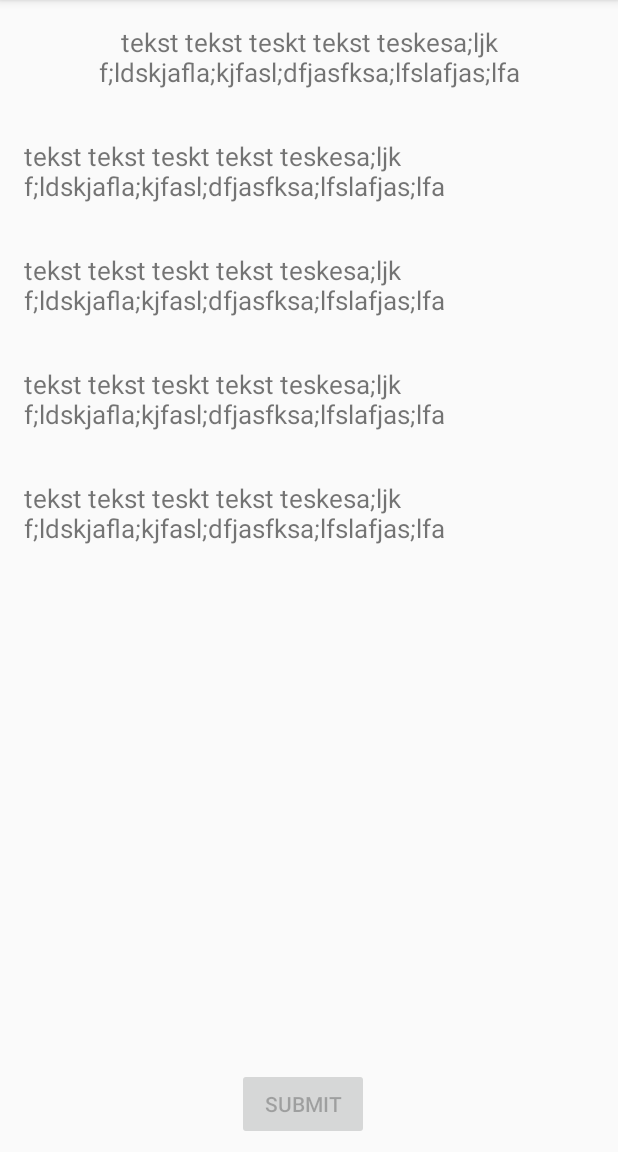
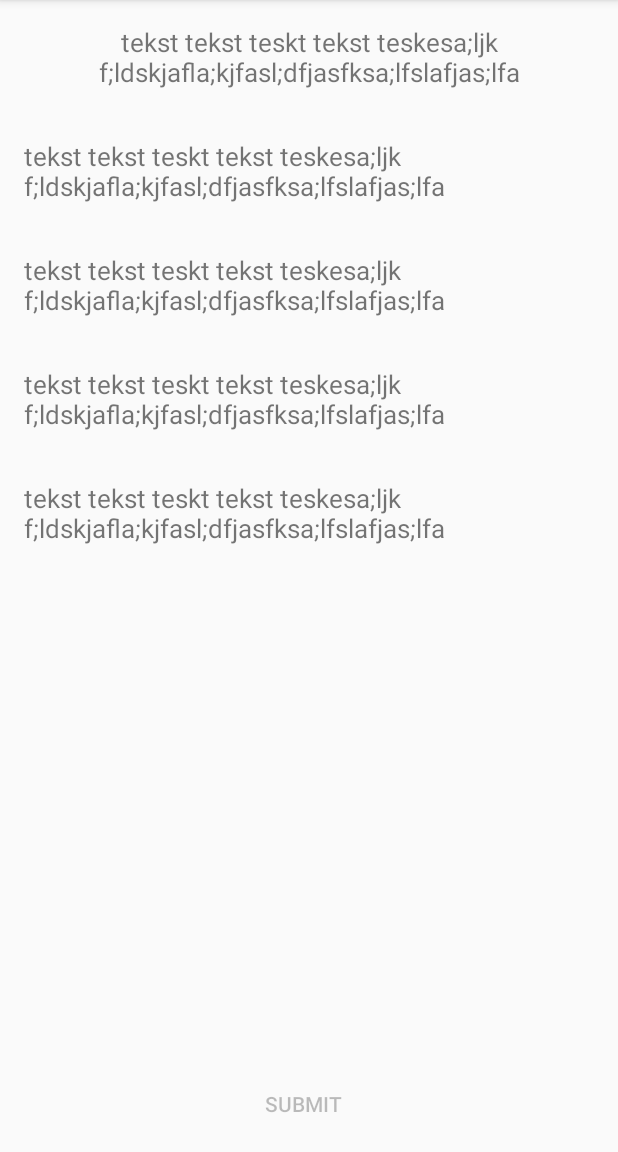
Before and after one commit to miechal100/BestQuiz, an Android app: the SingleQuestionActivity screen opened directly, with no data from a screen before it, on a phone screen of 412 x 824 dp, the part 84-1236 px from its top. Run offline under Robolectric (Android 15) with nearby library versions, the phone set to English and light mode, and no system bars; our stand-ins replace Dagger/Hilt's generated code, RxJava; network calls fail; 1 statement that could not run was skipped.

Commit message:
simple improvements

```diff
--- a/app/src/main/AndroidManifest.xml
+++ b/app/src/main/AndroidManifest.xml
@@ -21,8 +21,10 @@
         </activity>
         <activity
             android:name=".ui.questions.QuestionListActivity"
-            android:screenOrientation="portrait"></activity>
-        <activity android:name=".ui.single_question.SingleQuestionActivity"></activity>
+            android:screenOrientation="portrait" />
+        <activity
+            android:name=".ui.single_question.SingleQuestionActivity"
+            android:screenOrientation="portrait" />
     </application>
 
 </manifest>
--- a/app/src/main/res/layout/activity_single_question.xml
+++ b/app/src/main/res/layout/activity_single_question.xml
@@ -23,6 +23,7 @@
         android:minHeight="20dp"
         android:textSize="17sp"
         android:padding="@dimen/activity_horizontal_margin"
+        android:background="?selectableItemBackground"
         android:text="tekst tekst teskt tekst teskesa;ljk f;ldskjafla;kjfasl;dfjasfksa;lfslafjas;lfa"
         app:layout_constraintTop_toBottomOf="@+id/questionTextView"/>
 
@@ -33,6 +34,7 @@
         android:minHeight="20dp"
         android:textSize="17sp"
         android:padding="@dimen/activity_horizontal_margin"
+        android:background="?selectableItemBackground"
         android:text="tekst tekst teskt tekst teskesa;ljk f;ldskjafla;kjfasl;dfjasfksa;lfslafjas;lfa"
         app:layout_constraintTop_toBottomOf="@+id/answerOneTextView"/>
 
@@ -44,6 +46,7 @@
         android:minHeight="20dp"
         android:textSize="17sp"
         android:padding="@dimen/activity_horizontal_margin"
+        android:background="?selectableItemBackground"
         android:text="tekst tekst teskt tekst teskesa;ljk f;ldskjafla;kjfasl;dfjasfksa;lfslafjas;lfa"
         app:layout_constraintTop_toBottomOf="@+id/answerTwoTextView"/>
 
@@ -55,6 +58,7 @@
         android:minHeight="20dp"
         android:textSize="17sp"
         android:padding="@dimen/activity_horizontal_margin"
+        android:background="?selectableItemBackground"
         android:text="tekst tekst teskt tekst teskesa;ljk f;ldskjafla;kjfasl;dfjasfksa;lfslafjas;lfa"
         app:layout_constraintTop_toBottomOf="@+id/answerThreeTextView"/>
 
@@ -62,6 +66,7 @@
         android:layout_width="wrap_content"
         android:layout_height="wrap_content"
         android:text="Submit"
+        android:background="?selectableItemBackground"
         app:layout_constraintEnd_toEndOf="parent"
         app:layout_constraintStart_toStartOf="parent"
         app:layout_constraintBottom_toBottomOf="parent"
```
Also changed, not shown: app/src/main/res/layout/vh_question_list.xml (+4 -3 lines).
